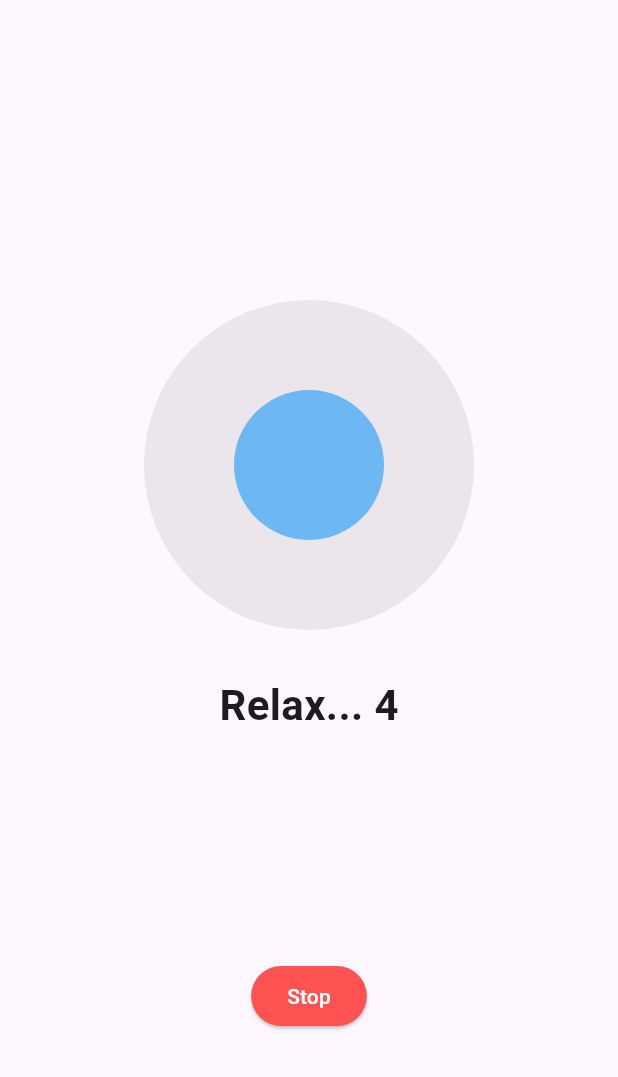
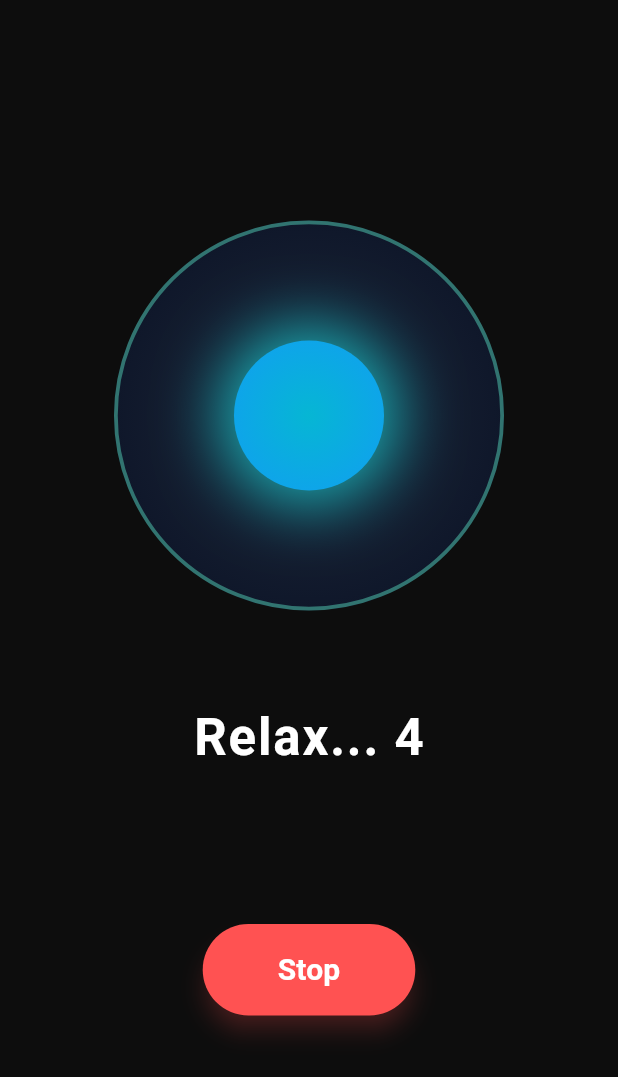
Before and after one commit to michaelLewis04/BreathState, a Flutter app: the screen it shows after launch, item 2 of the bottom bar chosen, after a tap on "Equal Breathing", on a phone screen of 412 x 824 dp. Shown: the top 1077 px of the screen. Run offline on Flutter 3.47's test engine with Material 3 defaults, Android fonts, the light colour scheme and no system bars; our stand-ins replace fl_chart, flutter_blue_plus, location, permission_handler, share_plus, sqflite; missing offline and left inert: flutter_reactive_ble, flutter_sound, polar; accounts and stored records are empty.

Commit message:
Added UI for guided breathing

```diff
--- a/breath_state/lib/screens/guided_breathing_screen.dart
+++ b/breath_state/lib/screens/guided_breathing_screen.dart
@@ -1,133 +1,174 @@
 import 'package:flutter/material.dart';
 import 'package:breath_state/widgets/guided_breathing.dart';
 
-class GuidedBreathingScreen extends StatefulWidget {
+class GuidedBreathingScreen extends StatelessWidget {
   const GuidedBreathingScreen({super.key});
 
   @override
-  State<GuidedBreathingScreen> createState() => _GuidedBreathingScreenState();
+  Widget build(BuildContext context) {
+    final List<_BreathingOption> breathingOptions = [
+      _BreathingOption(
+        title: "Box Breathing",
+        description: "Inhale • Hold • Exhale • Hold",
+        color: Colors.blueAccent,
+        inhale: 4,
+        hold: 4,
+        exhale: 4,
+      ),
+      _BreathingOption(
+        title: "Equal Breathing",
+        description: "Balanced inhale and exhale",
+        color: Colors.greenAccent,
+        inhale: 4,
+        hold: 0,
+        exhale: 4,
+      ),
+      _BreathingOption(
+        title: "4-7-8 Breathing",
+        description: "Relaxation and calmness",
+        color: Colors.purpleAccent,
+        inhale: 4,
+        hold: 7,
+        exhale: 8,
+      ),
+      _BreathingOption(
+        title: "Extended Breathing",
+        description: "Long, deep exhale",
+        color: Colors.orangeAccent,
+        inhale: 3,
+        hold: 0,
+        exhale: 9,
+      ),
+    ];
+
+    return Scaffold(
+      backgroundColor: Colors.black,
+      appBar: AppBar(
+        title: const Text(
+          "Guided Breathing",
+          style: TextStyle(
+            fontWeight: FontWeight.w900,
+            fontSize: 24,
+            letterSpacing: 1.2,
+            color: Color.fromARGB(255, 185, 184, 184),
+          ),
+        ),
+        centerTitle: true,
+        backgroundColor: Colors.black,
+        elevation: 0,
+      ),
+      body: Container(
+        decoration: const BoxDecoration(
+          gradient: LinearGradient(
+            colors: [Colors.black, Color.fromARGB(255, 0, 0, 0)],
+            begin: Alignment.topCenter,
+            end: Alignment.bottomCenter,
+          ),
+        ),
+        child: Column(
+          children: [
+            const Spacer(flex: 1),
+            Expanded(
+              flex: 8,
+              child: GridView.builder(
+                padding: const EdgeInsets.all(20),
+                gridDelegate: const SliverGridDelegateWithFixedCrossAxisCount(
+                  crossAxisCount: 2,
+                  mainAxisSpacing: 20,
+                  crossAxisSpacing: 20,
+                  childAspectRatio: 0.85,
+                ),
+                itemCount: breathingOptions.length,
+                itemBuilder: (context, index) {
+                  final option = breathingOptions[index];
+                  return _BreathingCard(option: option);
+                },
+              ),
+            ),
+          ],
+        ),
+      ),
+    );
+  }
 }
 
-class _GuidedBreathingScreenState extends State<GuidedBreathingScreen> {
-  Color buttonColor = const Color.fromARGB(255, 177, 229, 254);
+class _BreathingOption {
+  final String title;
+  final String description;
+  final Color color;
+  final int inhale;
+  final int hold;
+  final int exhale;
+
+  _BreathingOption({
+    required this.title,
+    required this.description,
+    required this.color,
+    required this.inhale,
+    required this.hold,
+    required this.exhale,
+  });
+}
+
+class _BreathingCard extends StatelessWidget {
+  final _BreathingOption option;
+
+  const _BreathingCard({required this.option});
+
   @override
   Widget build(BuildContext context) {
-    return Scaffold(
-      body: Column(
-        mainAxisAlignment: MainAxisAlignment.spaceEvenly,
-        children: [
-          Row(
-            mainAxisAlignment: MainAxisAlignment.spaceEvenly,
-            children: [
-              ElevatedButton(
-                onPressed: () {
+    return InkWell(
+      onTap: () {
         Navigator.push(
           context,
           MaterialPageRoute(
             builder:
                 (context) => GuidedBreathing(
-                            inhaleDuration: const Duration(seconds: 4),
-                            holdDuration: const Duration(seconds: 4),
-                            exhaleDuration: const Duration(seconds: 4),
+                  inhaleDuration: Duration(seconds: option.inhale),
+                  holdDuration: Duration(seconds: option.hold),
+                  exhaleDuration: Duration(seconds: option.exhale),
                 ),
           ),
         );
       },
-                style: ButtonStyle(
-                  fixedSize: WidgetStateProperty.all(const Size(150, 200)),
-                  shape: WidgetStateProperty.all(
-                    RoundedRectangleBorder(
-                      borderRadius: BorderRadius.circular(12),
+      borderRadius: BorderRadius.circular(20),
+      child: AnimatedContainer(
+        duration: const Duration(milliseconds: 200),
+        decoration: BoxDecoration(
+          color: Colors.grey[900],
+          borderRadius: BorderRadius.circular(20),
+          boxShadow: [
+            BoxShadow(
+              color: option.color.withOpacity(0.4),
+              blurRadius: 12,
+              offset: const Offset(0, 6),
+            ),
+          ],
+          border: Border.all(color: option.color.withOpacity(0.7), width: 1),
+        ),
+        padding: const EdgeInsets.all(16),
+        child: Column(
+          mainAxisAlignment: MainAxisAlignment.center,
+          children: [
+            Icon(Icons.self_improvement, size: 48, color: option.color),
+            const SizedBox(height: 12),
+            Text(
+              option.title,
+              textAlign: TextAlign.center,
+              style: const TextStyle(
+                fontSize: 18,
+                fontWeight: FontWeight.bold,
+                color: Colors.white,
               ),
             ),
-                  backgroundColor: WidgetStatePropertyAll<Color>(buttonColor),
-                ),
-                child: const Text("Box Breathing"),
-              ),
-              ElevatedButton(
-                onPressed: () {
-                  Navigator.push(
-                    context,
-                    MaterialPageRoute(
-                      builder:
-                          (context) => GuidedBreathing(
-                            inhaleDuration: const Duration(seconds: 4),
-                            holdDuration: const Duration(seconds: 0),
-                            exhaleDuration: const Duration(seconds: 4),
-                          ),
-                    ),
-                  );
-                },
-                style: ButtonStyle(
-                  fixedSize: WidgetStateProperty.all(const Size(150, 200)),
-                  shape: WidgetStateProperty.all(
-                    RoundedRectangleBorder(
-                      borderRadius: BorderRadius.circular(12),
-                    ),
-                  ),
-                  backgroundColor: WidgetStatePropertyAll<Color>(buttonColor),
-                ),
-                child: const Text("Equal Breathing"),
+            const SizedBox(height: 8),
+            Text(
+              option.description,
+              textAlign: TextAlign.center,
+              style: const TextStyle(fontSize: 14, color: Colors.white70),
             ),
           ],
         ),
-          Row(
-            mainAxisAlignment: MainAxisAlignment.spaceEvenly,
-            children: [
-              ElevatedButton(
-                onPressed: () {
-                  Navigator.push(
-                    context,
-                    MaterialPageRoute(
-                      builder:
-                          (context) => GuidedBreathing(
-                            inhaleDuration: const Duration(seconds: 4),
-                            holdDuration: const Duration(seconds: 7),
-                            exhaleDuration: const Duration(seconds: 8),
-                          ),
-                    ),
-                  );
-                },
-                style: ButtonStyle(
-                  fixedSize: WidgetStateProperty.all(const Size(150, 200)),
-                  shape: WidgetStateProperty.all(
-                    RoundedRectangleBorder(
-                      borderRadius: BorderRadius.circular(12),
-                    ),
-                  ),
-                  backgroundColor: WidgetStatePropertyAll<Color>(buttonColor),
-                ),
-                child: const Text("4-7-8 Breathing"),
-              ),
-              ElevatedButton(
-                onPressed: () {
-                  Navigator.push(
-                    context,
-                    MaterialPageRoute(
-                      builder:
-                          (context) => GuidedBreathing(
-                            inhaleDuration: const Duration(seconds: 3),
-                            holdDuration: Duration(seconds: 0),
-                            exhaleDuration: Duration(seconds: 9),
-                          ),
-                    ),
-                  );
-                },
-                //TODO: Add a custom breathing screen for user to enter
-                style: ButtonStyle(
-                  fixedSize: WidgetStateProperty.all(const Size(150, 200)),
-                  shape: WidgetStateProperty.all(
-                    RoundedRectangleBorder(
-                      borderRadius: BorderRadius.circular(12),
-                    ),
-                  ),
-                  backgroundColor: WidgetStatePropertyAll<Color>(buttonColor),
-                ),
-                child: const Text("Extended Breathing"),
-              ),
-            ],
-          ),
-        ],
       ),
     );
   }
--- a/breath_state/lib/screens/home_screen.dart
+++ b/breath_state/lib/screens/home_screen.dart
@@ -194,10 +194,17 @@ class _HomeScreenState extends State<HomeScreen> {
     return Scaffold(
       backgroundColor: Colors.black,
       appBar: AppBar(
-        title: const Text("Breathing Records"),
+        title: const Text(
+          "Home",
+          style: TextStyle(
+            fontWeight: FontWeight.w900,
+            fontSize: 24,
+            letterSpacing: 1.2,
+            color: Color.fromARGB(255, 185, 184, 184),
+          ),
+        ),
         centerTitle: true,
         backgroundColor: Colors.black,
-        foregroundColor: Colors.white,
         elevation: 0,
       ),
       body:
--- a/breath_state/lib/widgets/guided_breathing.dart
+++ b/breath_state/lib/widgets/guided_breathing.dart
@@ -35,8 +35,6 @@ class _GuidedBreathingState extends State<GuidedBreathing>
   int _introSecondsLeft = 5;
   int _phaseSecondsLeft = 0;
 
-  //TODO: Add vibration when state change in breathing
-
   @override
   void initState() {
     super.initState();
@@ -62,14 +60,11 @@ class _GuidedBreathingState extends State<GuidedBreathing>
     });
   }
 
-  void _startCycle() {
-    _doInhale();
-  }
+  void _startCycle() => _doInhale();
 
   void _doInhale() {
     setState(() => _phaseText = "Inhale");
-    _controller.duration =
-        widget.inhaleDuration; //TODO Make sure they are synchronised
+    _controller.duration = widget.inhaleDuration;
     _startCountdown(widget.inhaleDuration);
     _controller.forward().whenComplete(() {
       if (widget.holdDuration == Duration.zero) {
@@ -107,8 +102,6 @@ class _GuidedBreathingState extends State<GuidedBreathing>
 
   void _startCountdown(Duration duration) {
     _countdownTimer?.cancel();
-
-    // total ms left
     int msLeft = duration.inMilliseconds;
     setState(() => _phaseSecondsLeft = (msLeft / 1000).ceil());
 
@@ -116,12 +109,10 @@ class _GuidedBreathingState extends State<GuidedBreathing>
       timer,
     ) {
       msLeft -= 200;
-
       if (msLeft <= 0) {
         timer.cancel();
         setState(() => _phaseSecondsLeft = 0);
       } else {
-        // Update text every 200ms instead of whole second
         setState(() => _phaseSecondsLeft = (msLeft / 1000).ceil());
       }
     });
@@ -139,59 +130,66 @@ class _GuidedBreathingState extends State<GuidedBreathing>
   @override
   Widget build(BuildContext context) {
     return Scaffold(
+      backgroundColor: const Color(0xFF0D0D0D),
       body: Center(
         child: Column(
+          mainAxisAlignment: MainAxisAlignment.center,
           children: [
-            const SizedBox(height: 150),
-            Column(
-              children: [
-                const SizedBox(height: 50),
             Stack(
               alignment: Alignment.center,
               children: [
-                    // Outer fixed circle
                 Container(
-                      width: maxSize + 20,
-                      height: maxSize + 20,
+                  width: maxSize + 60,
+                  height: maxSize + 60,
                   decoration: BoxDecoration(
                     shape: BoxShape.circle,
-                        color: Colors.grey.withOpacity(0.2),
+                    gradient: const RadialGradient(
+                      colors: [
+                        Color(0xFF1E293B),
+                        Color(0xFF0F172A),
+                      ],
+                    ),
+                    border: Border.all(
+                      color: Colors.tealAccent.withOpacity(0.4),
+                      width: 2.5,
                     ),
                   ),
-                    // Inner fixed circle
-                    Container(
-                      width: minSize - 20,
-                      height: minSize - 20,
-                      decoration: BoxDecoration(
-                        shape: BoxShape.circle,
-                        color: Colors.grey.withOpacity(0.2),
                 ),
-                    ),
-                    // Animated breathing circle
+
+
                 AnimatedBuilder(
                   animation: _animation,
                   builder: (context, child) {
                     return Container(
                       width: _animation.value,
                       height: _animation.value,
-                          decoration: const BoxDecoration(
+                      decoration: BoxDecoration(
                         shape: BoxShape.circle,
-                            color: Color.fromARGB(255, 109, 183, 243),
+                        gradient: const RadialGradient(
+                          colors: [
+                            Color(0xFF06B6D4),
+                            Color(0xFF0EA5E9),
+                          ],
+                        ),
+                        boxShadow: [
+                          BoxShadow(
+                            color: Colors.cyanAccent.withOpacity(0.6),
+                            blurRadius: 35,
+                            spreadRadius: 10,
+                          ),
+                        ],
                       ),
                       child: Center(
                         child:
                             _introSecondsLeft > 0
                                 ? const SizedBox.shrink()
                                 : AnimatedOpacity(
-                                      opacity:
-                                          _phaseSecondsLeft == 1 ? 0.0 : 1.0,
-                                      duration: const Duration(
-                                        milliseconds: 600,
-                                      ),
+                                  opacity: _phaseSecondsLeft == 1 ? 0.0 : 1.0,
+                                  duration: const Duration(milliseconds: 600),
                                   child: Text(
                                     '$_phaseSecondsLeft',
                                     style: const TextStyle(
-                                          fontSize: 36,
+                                      fontSize: 44,
                                       fontWeight: FontWeight.bold,
                                       color: Colors.white,
                                     ),
@@ -203,29 +201,43 @@ class _GuidedBreathingState extends State<GuidedBreathing>
                 ),
               ],
             ),
-                const SizedBox(height: 30),
+
+            const SizedBox(height: 60),
+
             Text(
               _introSecondsLeft > 0
                   ? "Relax... $_introSecondsLeft"
                   : _phaseText,
               style: const TextStyle(
-                    fontSize: 28,
+                fontSize: 34,
                 fontWeight: FontWeight.bold,
+                color: Colors.white,
+                letterSpacing: 1.2,
               ),
             ),
-              ],
-            ),
-            if (widget.showStopButton) const SizedBox(height: 150),
+
+            if (widget.showStopButton) const SizedBox(height: 100),
+
             if (widget.showStopButton)
               ElevatedButton(
-                onPressed: () {
-                  Navigator.pop(context);
-                },
+                onPressed: () => Navigator.pop(context),
                 style: ElevatedButton.styleFrom(
                   backgroundColor: Colors.redAccent,
                   foregroundColor: Colors.white,
+                  padding: const EdgeInsets.symmetric(
+                    horizontal: 50,
+                    vertical: 16,
                   ),
-                child: const Text("Stop"),
+                  shape: RoundedRectangleBorder(
+                    borderRadius: BorderRadius.circular(32),
+                  ),
+                  elevation: 6,
+                  shadowColor: Colors.redAccent.withOpacity(0.5),
+                ),
+                child: const Text(
+                  "Stop",
+                  style: TextStyle(fontSize: 20, fontWeight: FontWeight.bold),
+                ),
               ),
           ],
         ),
```
Lines whose indentation alone changed are shown as unchanged.
